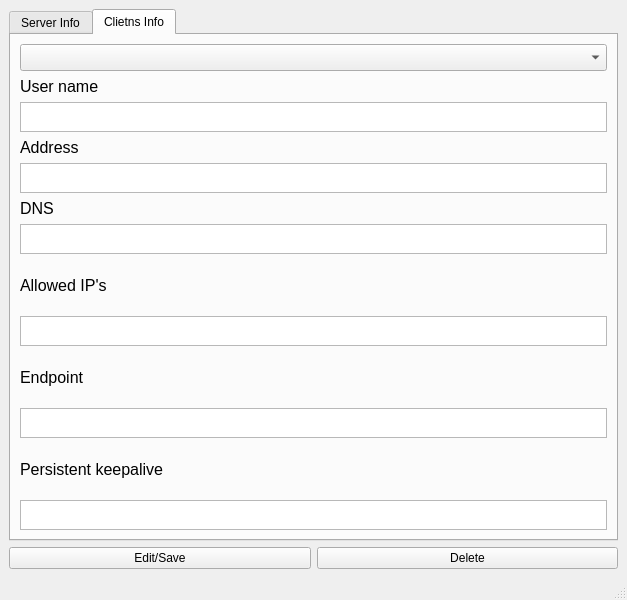
Qt form PFS.WireGuard.Generator.UI/src/MainWindow.ui (KiosheRai/PFS.WireGuard.Generator) before a commit.
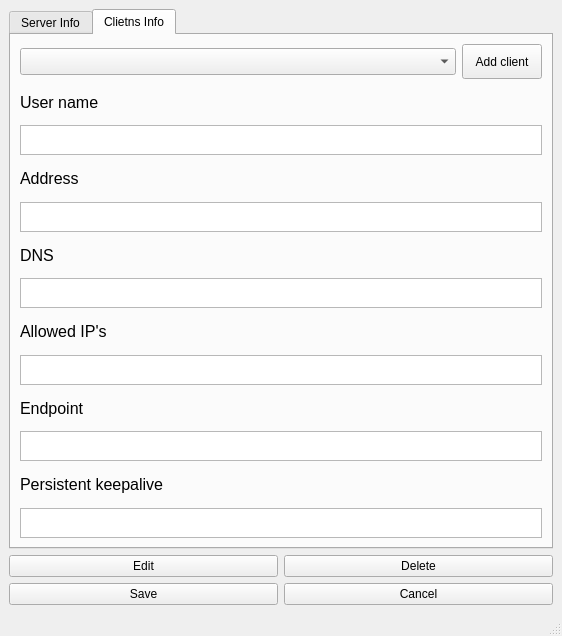
The same form after that commit. The open tabs and pages were chosen to show the change.

Commit message: finalized interface, added implementation of buttons

```diff
--- a/PFS.WireGuard.Generator.UI/src/MainWindow.ui
+++ b/PFS.WireGuard.Generator.UI/src/MainWindow.ui
@@ -6,21 +6,27 @@
    <rect>
     <x>0</x>
     <y>0</y>
-    <width>627</width>
-    <height>600</height>
+    <width>562</width>
+    <height>636</height>
    </rect>
   </property>
   <property name="sizePolicy">
-   <sizepolicy hsizetype="Expanding" vsizetype="Preferred">
+   <sizepolicy hsizetype="Expanding" vsizetype="Maximum">
     <horstretch>0</horstretch>
     <verstretch>0</verstretch>
    </sizepolicy>
   </property>
+  <property name="maximumSize">
+   <size>
+    <width>16777215</width>
+    <height>800</height>
+   </size>
+  </property>
   <property name="windowTitle">
    <string>PFS.WireGuard.Generator</string>
   </property>
   <widget class="QWidget" name="centralwidget">
-   <layout class="QVBoxLayout" name="verticalLayout">
+   <layout class="QVBoxLayout" name="verticalLayout_5">
     <item>
      <widget class="QTabWidget" name="info_tabs">
       <property name="sizePolicy">
@@ -266,10 +272,10 @@
        <attribute name="title">
         <string>Clietns Info</string>
        </attribute>
-       <layout class="QVBoxLayout" name="verticalLayout_5">
-        <item>
          <layout class="QVBoxLayout" name="verticalLayout_2">
           <item>
+         <layout class="QHBoxLayout" name="horizontalLayout_2">
+          <item>
            <widget class="QComboBox" name="clients_combo_box">
             <property name="minimumSize">
              <size>
@@ -285,6 +291,21 @@
            </widget>
           </item>
           <item>
+           <widget class="QPushButton" name="add_client_button">
+            <property name="sizePolicy">
+             <sizepolicy hsizetype="Maximum" vsizetype="Minimum">
+              <horstretch>0</horstretch>
+              <verstretch>0</verstretch>
+             </sizepolicy>
+            </property>
+            <property name="text">
+             <string>Add client</string>
+            </property>
+           </widget>
+          </item>
+         </layout>
+        </item>
+        <item>
            <widget class="QLabel" name="client_user_name_label">
             <property name="font">
              <font>
@@ -374,8 +395,6 @@
             </property>
            </widget>
           </item>
-         </layout>
-        </item>
         <item>
          <widget class="QTextEdit" name="client_DNS_text_box">
           <property name="sizePolicy">
@@ -525,11 +544,13 @@
      </widget>
     </item>
     <item>
+     <layout class="QVBoxLayout" name="verticalLayout">
+      <item>
      <layout class="QHBoxLayout" name="horizontalLayout">
       <item>
        <widget class="QPushButton" name="edit_button">
         <property name="text">
-         <string>Edit/Save</string>
+           <string>Edit</string>
         </property>
        </widget>
       </item>
@@ -542,6 +563,35 @@
       </item>
      </layout>
     </item>
+      <item>
+       <layout class="QHBoxLayout" name="horizontalLayout_3">
+        <item>
+         <widget class="QPushButton" name="save_button">
+          <property name="enabled">
+           <bool>true</bool>
+          </property>
+          <property name="text">
+           <string>Save</string>
+          </property>
+          <property name="flat">
+           <bool>false</bool>
+          </property>
+         </widget>
+        </item>
+        <item>
+         <widget class="QPushButton" name="cancel_button">
+          <property name="enabled">
+           <bool>true</bool>
+          </property>
+          <property name="text">
+           <string>Cancel</string>
+          </property>
+         </widget>
+        </item>
+       </layout>
+      </item>
+     </layout>
+    </item>
    </layout>
   </widget>
   <widget class="QMenuBar" name="menubar">
```
Left out of the diff: 4 changed lines with no effect on the pictures. Lines whose indentation alone changed are shown as unchanged. The commit also changes 8 other files.
